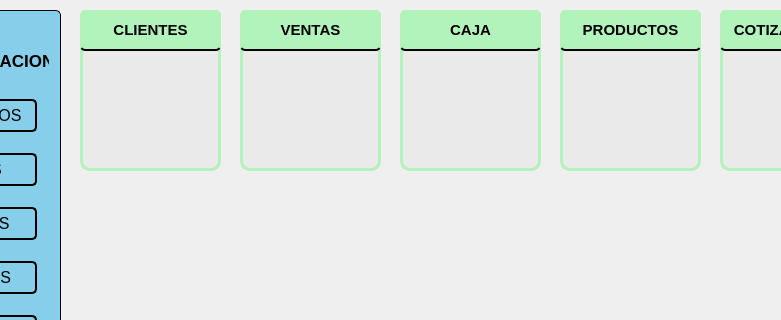
Qt form src/view/UI/ui_panelDeControl.ui (gamijoam/facturacionProyecto) before a commit; both pictures show x 200 to 981 and y 0 to 320 of the 1112 by 596 pixel window.
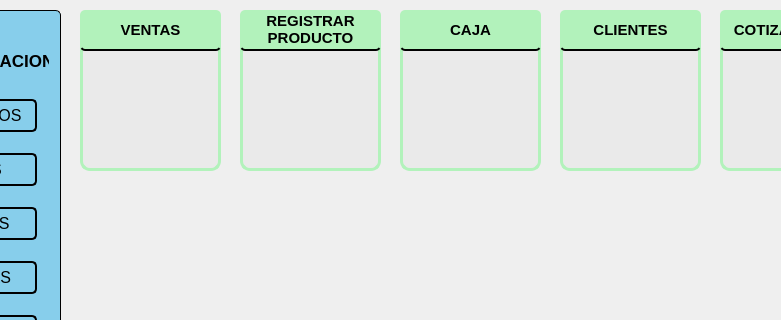
The same form after that commit. Icons and pictures are not drawn.

What changed in the file:
```diff
--- a/src/view/UI/ui_panelDeControl.ui
+++ b/src/view/UI/ui_panelDeControl.ui
@@ -10,6 +10,12 @@
     <height>596</height>
    </rect>
   </property>
+  <property name="font">
+   <font>
+    <pointsize>7</pointsize>
+    <bold>true</bold>
+   </font>
+  </property>
   <property name="windowTitle">
    <string>Panel de control</string>
   </property>
@@ -17,9 +23,12 @@
    <string notr="true"/>
   </property>
   <widget class="QPushButton" name="pushButton_11">
+   <property name="enabled">
+    <bool>false</bool>
+   </property>
    <property name="geometry">
     <rect>
-     <x>280</x>
+     <x>760</x>
      <y>40</y>
      <width>141</width>
      <height>131</height>
@@ -51,7 +60,7 @@
   <widget class="QLabel" name="label_2">
    <property name="geometry">
     <rect>
-     <x>280</x>
+     <x>760</x>
      <y>10</y>
      <width>141</width>
      <height>41</height>
@@ -339,7 +348,7 @@
   <widget class="QPushButton" name="pushButton_20">
    <property name="geometry">
     <rect>
-     <x>440</x>
+     <x>280</x>
      <y>40</y>
      <width>141</width>
      <height>131</height>
@@ -372,7 +381,7 @@
   <widget class="QLabel" name="label_5">
    <property name="geometry">
     <rect>
-     <x>440</x>
+     <x>280</x>
      <y>10</y>
      <width>141</width>
      <height>41</height>
@@ -464,7 +473,7 @@
   <widget class="QPushButton" name="pushButton_19">
    <property name="geometry">
     <rect>
-     <x>760</x>
+     <x>440</x>
      <y>40</y>
      <width>141</width>
      <height>131</height>
@@ -494,7 +503,7 @@
   <widget class="QLabel" name="label_4">
    <property name="geometry">
     <rect>
-     <x>760</x>
+     <x>440</x>
      <y>10</y>
      <width>141</width>
      <height>41</height>
@@ -516,7 +525,7 @@
 </string>
    </property>
    <property name="text">
-    <string>PRODUCTOS</string>
+    <string>&lt;html&gt;&lt;head/&gt;&lt;body&gt;&lt;p&gt;REGISTRAR &lt;br/&gt;PRODUCTO&lt;/p&gt;&lt;/body&gt;&lt;/html&gt;</string>
    </property>
    <property name="alignment">
     <set>Qt::AlignmentFlag::AlignCenter</set>
```
Left out of the diff: 6 changed lines with no effect on the pictures.
